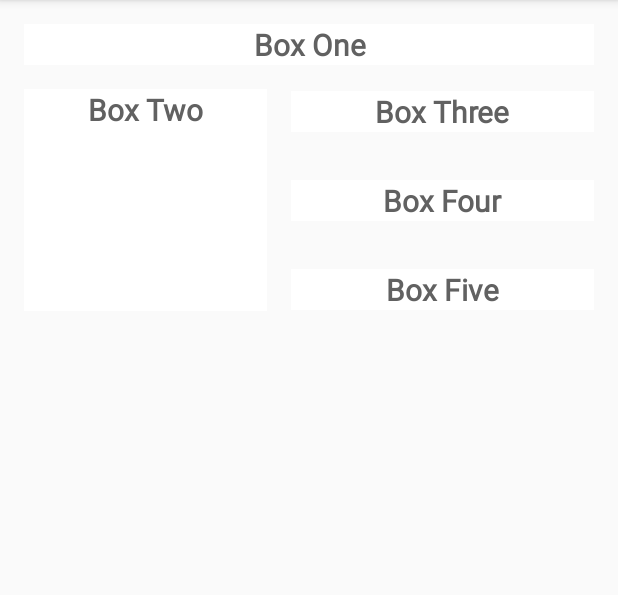
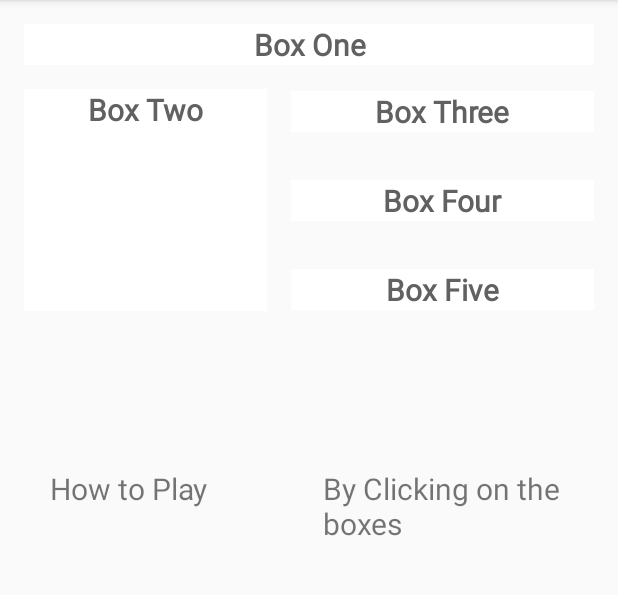
Before and after one commit to RehanGith/Color-my-Views, an Android app: the screen it shows after launch (MainActivity), on a phone screen of 412 x 824 dp, the part 84-679 px from its top. Run offline under Robolectric (Android 15) with nearby library versions, the phone set to English and light mode, and no system bars.

Commit message:
Created text alignment with one another

```diff
--- a/app/src/main/res/layout/activity_main.xml
+++ b/app/src/main/res/layout/activity_main.xml
@@ -74,4 +74,29 @@
         app:layout_constraintStart_toEndOf="@+id/boxTwo"
         app:layout_constraintTop_toBottomOf="@+id/boxFour" />
 
+    <TextView
+        android:id="@+id/tvplay"
+        android:layout_width="166dp"
+        android:layout_height="wrap_content"
+        android:layout_marginStart="28dp"
+        android:textSize="@dimen/box_text_size"
+        android:padding="@dimen/padding"
+        android:text="@string/how_to_play"
+        app:layout_constraintBaseline_toBaselineOf="@+id/tvhow"
+        app:layout_constraintStart_toStartOf="parent" />
+
+    <TextView
+        android:id="@+id/tvhow"
+        android:layout_width="0dp"
+        android:layout_height="wrap_content"
+        android:layout_marginStart="16dp"
+        android:layout_marginTop="100dp"
+        android:layout_marginEnd="16dp"
+        android:textSize="@dimen/box_text_size"
+        android:padding="@dimen/padding"
+        android:text="@string/by_clicking_on_the_boxes"
+        app:layout_constraintEnd_toEndOf="parent"
+        app:layout_constraintStart_toEndOf="@+id/tvplay"
+        app:layout_constraintTop_toBottomOf="@+id/boxFive" />
+
 </androidx.constraintlayout.widget.ConstraintLayout>
--- a/app/src/main/res/values/strings.xml
+++ b/app/src/main/res/values/strings.xml
@@ -5,4 +5,6 @@
     <string name="boxFour">Box Four</string>
     <string name="boxFive">Box Five</string>
     <string name="boxTwo">Box Two</string>
+    <string name="by_clicking_on_the_boxes">By Clicking on the boxes</string>
+    <string name="how_to_play">How to Play</string>
 </resources>
```
